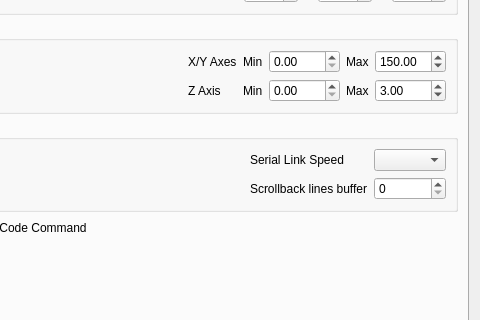
Qt form RepsnapperQt/preferences_dlg.ui (timschmidt/repsnapper) before a commit; both pictures show x 171 to 651 and y 124 to 444 of the 651 by 689 pixel window.
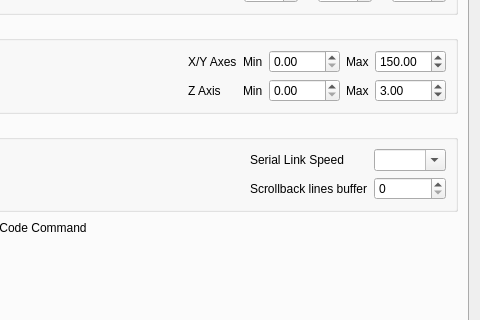
The same form after that commit. Icons and pictures are not drawn. Custom widgets are drawn as their Qt base class.

The edit to the form file:
```diff
--- a/RepsnapperQt/preferences_dlg.ui
+++ b/RepsnapperQt/preferences_dlg.ui
@@ -363,7 +363,11 @@
                </widget>
               </item>
               <item row="0" column="1">
-               <widget class="QComboBox" name="Hardware_SerialSpeed"/>
+               <widget class="QComboBox" name="Hardware_SerialSpeed">
+                <property name="editable">
+                 <bool>true</bool>
+                </property>
+               </widget>
               </item>
               <item row="1" column="0">
                <widget class="QLabel" name="label_16">
```
